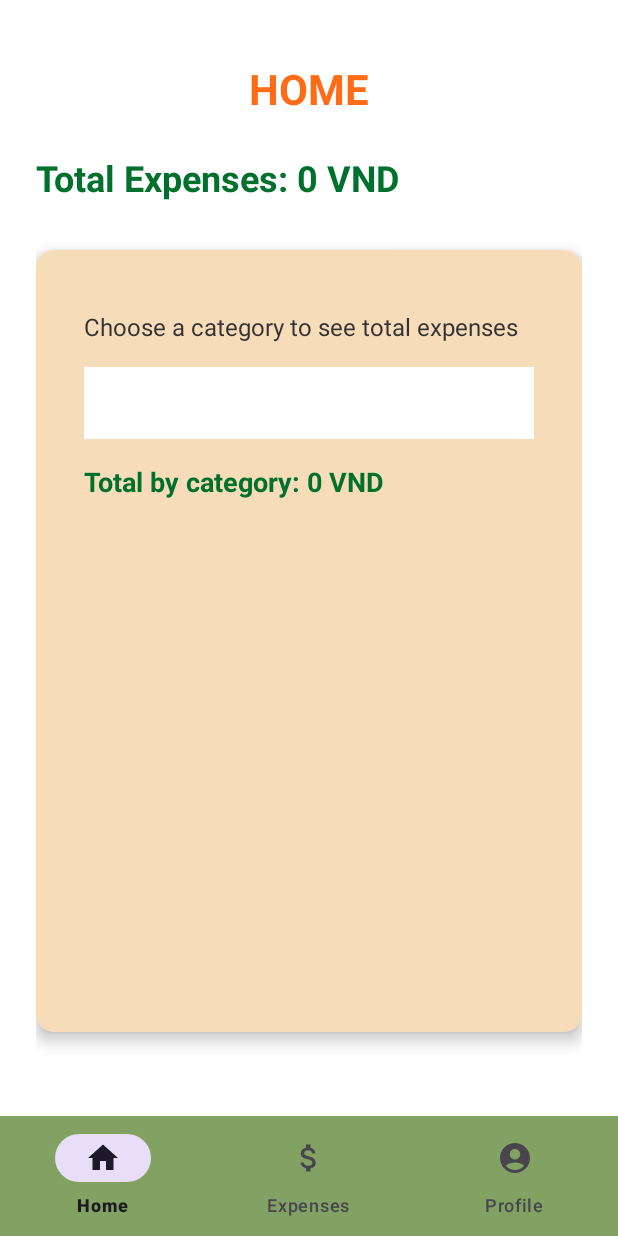
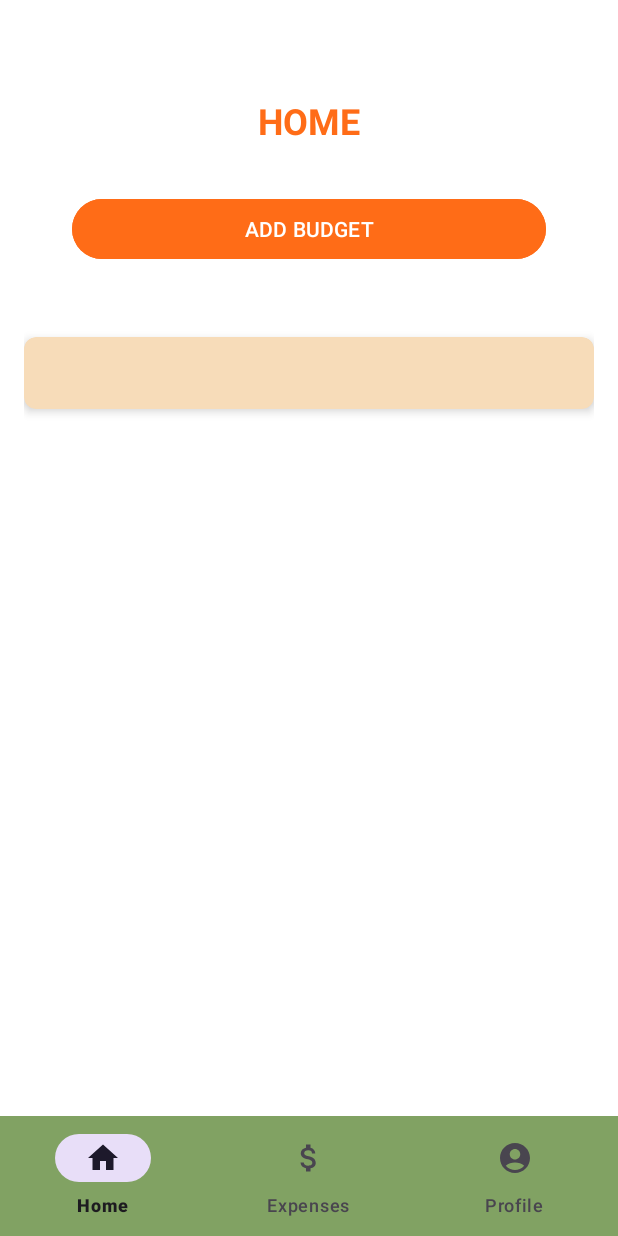
Before and after one commit to MLISEKAI/CampusExpenseApplication, an Android app: the Home screen opened directly, with no data from a screen before it, on a phone screen of 412 x 824 dp. Run offline under Robolectric (Android 15) with nearby library versions, the phone set to English and light mode, and no system bars.

Commit message:
Edit Home to Add Budget

```diff
--- a/app/src/main/java/com/nguyennam/campusexpense/ExpenseAdapter.java
+++ b/app/src/main/java/com/nguyennam/campusexpense/ExpenseAdapter.java
@@ -18,6 +18,7 @@ import android.widget.Toast;
 
 import androidx.core.content.ContextCompat;
 
+import com.nguyennam.campusexpense.Model.BudgetModel;
 import com.nguyennam.campusexpense.Model.ExpenseModel;
 import com.nguyennam.campusexpense.SqliteDB.Expense;
 
--- a/app/src/main/java/com/nguyennam/campusexpense/Home.java
+++ b/app/src/main/java/com/nguyennam/campusexpense/Home.java
@@ -1,31 +1,37 @@
 package com.nguyennam.campusexpense;
 
+import android.app.AlertDialog;
 import android.content.Context;
+import android.content.DialogInterface;
 import android.content.SharedPreferences;
 import android.os.Bundle;
 import android.view.LayoutInflater;
 import android.view.View;
 import android.view.ViewGroup;
-import android.widget.AdapterView;
-import android.widget.ArrayAdapter;
-import android.widget.Spinner;
+import android.widget.Button;
+import android.widget.EditText;
+import android.widget.ListView;
 import android.widget.TextView;
+import android.widget.Toast;
+
 import androidx.fragment.app.Fragment;
 
-import com.nguyennam.campusexpense.SqliteDB.Expense;
-import com.nguyennam.campusexpense.Model.ExpenseModel;
+import com.nguyennam.campusexpense.Model.BudgetModel;
+import com.nguyennam.campusexpense.SqliteDB.Budget;
 
-import java.text.NumberFormat;
-import java.util.ArrayList;
+import java.text.SimpleDateFormat;
+import java.util.Calendar;
 import java.util.List;
 import java.util.Locale;
 
-public class Home extends Fragment {
+public class Home extends Fragment implements BudgetAdapter.OnBudgetUpdatedListener {
 
-    private Expense dbHelper;
+    public Budget db;
     private int userId;
-    private TextView tvTotalByCategory;
-    private Spinner spinnerCategories;
+    public Button btnAddBudget;
+    private List<BudgetModel> budgetList;
+    private ListView lvBudgets;
+    private BudgetAdapter budgetAdapter;
 
    private TextView tvTotalExpenses;
 
@@ -34,70 +40,84 @@ public class Home extends Fragment {
                              Bundle savedInstanceState) {
         View view = inflater.inflate(R.layout.fragment_home, container, false);
 
-        dbHelper = new Expense(getContext(), null);
-        tvTotalByCategory = view.findViewById(R.id.tvTotalByCategory);
-        spinnerCategories = view.findViewById(R.id.spinnerCategories);
+        db = new Budget(getContext(), null);
 
-        tvTotalExpenses = view.findViewById(R.id.tvTotalExpenses);
 
         SharedPreferences sharedPreferences = getContext().getSharedPreferences("UserSession", Context.MODE_PRIVATE);
         userId = sharedPreferences.getInt("userId", -1);
 
-        updateCategories();
-        updateTotalExpenses();
+        btnAddBudget = view.findViewById(R.id.btnAddBudget);
+        lvBudgets = view.findViewById(R.id.lvBudgets);
 
+        btnAddBudget.setOnClickListener(new View.OnClickListener() {
+            @Override
+            public void onClick(View v) {
+                showAddBudgetDialog();
+            }
+        });
+
+        loadBudgets();
         return view;
     }
 
+    private void showAddBudgetDialog() {
+        AlertDialog.Builder builder = new AlertDialog.Builder(getContext());
+        builder.setTitle("Add Budget");
 
-    private void updateTotalExpenses() {
-        if (userId != -1) {
-            long total = dbHelper.getUserExpenseTotal(userId);
-            NumberFormat numberFormat = NumberFormat.getNumberInstance(Locale.getDefault());
-            String formattedAmount = numberFormat.format(total);
-            tvTotalExpenses.setText("Total expenses: " + formattedAmount + " VND");
-        }
+        LayoutInflater inflater = getLayoutInflater();
+        View dialogView = inflater.inflate(R.layout.dialog_add_budget, null);
+
+        builder.setView(dialogView);
+
+        final EditText etTitle = dialogView.findViewById(R.id.etTitleBudget);
+        final EditText etDescription = dialogView.findViewById(R.id.etDescriptionBudget);
+
+        Calendar calendar = Calendar.getInstance();
+
+        // Định dạng chỉ hiển thị ngày
+        SimpleDateFormat formatter = new SimpleDateFormat("dd/MM/yyyy", Locale.getDefault());
+
+
+        builder.setPositiveButton("Save", new DialogInterface.OnClickListener() {
+            @Override
+            public void onClick(DialogInterface dialog, int which) {
+                String title = etTitle.getText().toString().trim();
+                String description = etDescription.getText().toString().trim();
+
+                if ( title.isEmpty() || description.isEmpty() ) {
+                    Toast.makeText(getContext(), "Please fill all fields", Toast.LENGTH_SHORT).show();
+                    return;
+                }
+
+                long data = db.insert(title, description, userId);
+                if (data == -1) {
+                    Toast.makeText(getContext(), "Create failed", Toast.LENGTH_SHORT).show();
+                } else {
+                    Toast.makeText(getContext(), "Create success", Toast.LENGTH_SHORT).show();
+                }
+            }
+        });
+
+        builder.setNegativeButton("Cancel", null);
+
+        AlertDialog dialog = builder.create();
+        dialog.show();
     }
 
-    private void updateCategories() {
-        if (userId != -1) {
-            List<ExpenseModel> categories = dbHelper.getExpenseCategoryList(userId);
-            List<String> categoryNames = new ArrayList<>();
-            for (ExpenseModel category : categories) {
-                categoryNames.add(category.getCategory());
-            }
-
-            ArrayAdapter<String> adapter = new ArrayAdapter<>(getContext(), android.R.layout.simple_spinner_item, categoryNames);
-            adapter.setDropDownViewResource(android.R.layout.simple_spinner_dropdown_item);
-            spinnerCategories.setAdapter(adapter);
-
-            spinnerCategories.setOnItemSelectedListener(new AdapterView.OnItemSelectedListener() {
-                @Override
-                public void onItemSelected(AdapterView<?> parent, View view, int position, long id) {
-                    String selectedCategory = categoryNames.get(position);
-                    long total = dbHelper.getTotalExpenseByCategory(userId, selectedCategory);
-
-
-                    NumberFormat numberFormat = NumberFormat.getNumberInstance(Locale.getDefault());
-                    String formattedAmount = numberFormat.format(total);
-
-                    tvTotalByCategory.setText(selectedCategory + ": " + formattedAmount + " VND");
-                }
-
-                @Override
-                public void onNothingSelected(AdapterView<?> parent) {
-                    tvTotalByCategory.setText("Total by category: 0 VND");
-                }
-            });
-        }
-
+    private void loadBudgets() {
+        budgetList = db.getAllBudget(userId);
+        budgetAdapter = new BudgetAdapter(getContext(), budgetList,this); // Pass `this` to the adapter
+        lvBudgets.setAdapter(budgetAdapter);
     }
 
 
     @Override
     public void onResume() {
         super.onResume();
-        updateCategories();
-        updateTotalExpenses();
+    }
+
+    @Override
+    public void onBudgetUpdated() {
+        loadBudgets();
     }
 }
--- /dev/null
+++ b/app/src/main/java/com/nguyennam/campusexpense/SqliteDB/Budget.java
@@ -0,0 +1,106 @@
+package com.nguyennam.campusexpense.SqliteDB;
+
+import android.annotation.SuppressLint;
+import android.content.ContentValues;
+import android.content.Context;
+import android.database.Cursor;
+import android.database.sqlite.SQLiteDatabase;
+import android.database.sqlite.SQLiteOpenHelper;
+
+import androidx.annotation.Nullable;
+
+import com.nguyennam.campusexpense.Model.BudgetModel;
+
+import java.util.ArrayList;
+import java.util.List;
+
+public class Budget extends SQLiteOpenHelper {
+
+    private static final String NAME = "budget.db";
+    private static final int VERSION = 1;
+    public static final String TABLE_NAME = "expense";
+
+    public static final String ID = "id";
+    public static final String TITLE = "title";
+    public static final String DESCRIPTION = "description";
+    public static final String USER_CREATED_ID = "user_create_id";
+
+
+
+
+    public Budget(@Nullable Context context, @Nullable String name) {
+        super(context, NAME, null, VERSION);
+
+    }
+
+    @Override
+    public void onCreate(SQLiteDatabase db) {
+        String query = "CREATE TABLE " + TABLE_NAME + " (" +
+                ID + " INTEGER PRIMARY KEY AUTOINCREMENT, " +
+                TITLE + " TEXT, " +
+                DESCRIPTION + " TEXT, " +
+                USER_CREATED_ID + " INTEGER)";
+        db.execSQL(query);
+
+    }
+
+    @Override
+    public void onUpgrade(SQLiteDatabase db, int oldVersion, int newVersion) {
+        String query = "DROP TABLE IF EXISTS " + TABLE_NAME;
+        db.execSQL(query);
+        onCreate(db);
+
+    }
+
+    public long insert(String title, String description, int user_create_id) {
+        SQLiteDatabase db = getWritableDatabase();
+        // Insert if not exists
+        ContentValues values = new ContentValues();
+        values.put(TITLE, title);
+        values.put(DESCRIPTION, description);
+        values.put(USER_CREATED_ID, user_create_id);
+        return db.insert(TABLE_NAME, null, values);
+    }
+
+
+
+    public boolean delete(int id) {
+        SQLiteDatabase db = getWritableDatabase();
+        String whereClause = ID + " = ?";
+        String[] whereArgs = { String.valueOf(id) };
+        return db.delete(TABLE_NAME, whereClause, whereArgs) > 0;
+    }
+
+    public boolean update(int id, String title, String description, int user_create_id) {
+        SQLiteDatabase db = getWritableDatabase();
+        ContentValues values = new ContentValues();
+        values.put(TITLE, title);
+        values.put(DESCRIPTION, description);
+        values.put(USER_CREATED_ID, user_create_id);
+        String whereClause = ID + " = ?";
+        String[] whereArgs = { String.valueOf(id) };
+        return db.update(TABLE_NAME, values, whereClause, whereArgs) > 0;
+    }
+
+
+    @SuppressLint("Range")
+    public List<BudgetModel> getAllBudget(int userId) {
+        List<BudgetModel> budgets = new ArrayList<>();
+        SQLiteDatabase db = getReadableDatabase();
+        String query = "SELECT * FROM " + TABLE_NAME + " WHERE " + USER_CREATED_ID + " = ?";
+        Cursor cursor = db.rawQuery(query, new String[]{String.valueOf(userId)});
+
+        if (cursor.moveToFirst()) {
+            do {
+                BudgetModel budget = new BudgetModel();
+                budget.setId(cursor.getInt(cursor.getColumnIndex(ID)));
+                budget.setTitle(cursor.getString(cursor.getColumnIndex(TITLE)));
+                budget.setDescription(cursor.getString(cursor.getColumnIndex(DESCRIPTION)));
+                budget.setUserCreatedId(cursor.getInt(cursor.getColumnIndex(USER_CREATED_ID)));
+                budgets.add(budget);
+            } while (cursor.moveToNext());
+        }
+        cursor.close();
+        return budgets;
+    }
+}
--- a/app/src/main/res/layout/fragment_home.xml
+++ b/app/src/main/res/layout/fragment_home.xml
@@ -1,101 +1,80 @@
 <?xml version="1.0" encoding="utf-8"?>
-<FrameLayout xmlns:android="http://schemas.android.com/apk/res/android"
+<LinearLayout xmlns:android="http://schemas.android.com/apk/res/android"
     xmlns:app="http://schemas.android.com/apk/res-auto"
     xmlns:tools="http://schemas.android.com/tools"
     android:layout_width="match_parent"
     android:layout_height="match_parent"
+    android:orientation="vertical"
+    android:padding="16dp"
     android:background="#FFFFFF"
-    android:padding="16dp"
-    tools:context=".Home">
+    tools:context=".Expenses">
+
+    <androidx.cardview.widget.CardView
+        android:layout_width="match_parent"
+        android:layout_height="wrap_content"
+        android:layout_marginTop="16dp"
+        android:layout_marginBottom="16dp"
+        app:cardBackgroundColor="#FFFFFF"
+        app:cardElevation="0dp"
+        app:contentPadding="16dp">
 
         <LinearLayout
             android:layout_width="match_parent"
-        android:layout_height="match_parent"
+            android:layout_height="wrap_content"
             android:orientation="vertical"
-        android:gravity="center">
+            android:padding="16dp"
+            android:gravity="top">
+
+            <TextView
+                android:layout_width="match_parent"
+                android:layout_height="wrap_content"
+                android:text="HOME"
+                android:textSize="24sp"
+                android:textStyle="bold"
+                android:gravity="center"
+                android:textColor="#ff6c17"
+                android:layout_marginBottom="16dp"
+                />
+            <Button
+                android:layout_width="match_parent"
+                android:layout_height="wrap_content"
+                android:text="ADD BUDGET"
+                android:id="@+id/btnAddBudget"
+                android:layout_marginTop="16dp"
+                android:backgroundTint="#ff6c17"
+                />
+
+
+        </LinearLayout>
+
+
+    </androidx.cardview.widget.CardView>
 
     <androidx.cardview.widget.CardView
         android:layout_width="match_parent"
-            android:layout_height="match_parent"
-            android:layout_marginTop="16dp"
+        android:layout_height="wrap_content"
         android:layout_marginBottom="16dp"
-            app:cardElevation="0dp"
-            >
+        app:cardBackgroundColor="#F7DCB9"
+        app:cardCornerRadius="8dp"
+        app:cardElevation="4dp"
+        app:contentPadding="16dp">
 
         <LinearLayout
             android:layout_width="match_parent"
             android:layout_height="match_parent"
             android:orientation="vertical"
             android:padding="8dp">
-
-                <TextView
+            <!--Show list of expenses here-->
+            <ListView
+                android:id="@+id/lvBudgets"
                 android:layout_width="match_parent"
                 android:layout_height="wrap_content"
-                    android:text="HOME"
-                    android:textSize="28sp"
-                    android:textStyle="bold"
-                    android:gravity="center"
-                    android:textColor="#ff6c17"
-                    android:layout_marginBottom="24dp" />
 
-                <TextView
-                    android:layout_width="match_parent"
-                    android:layout_height="wrap_content"
-                    android:text="Total Expenses: 0 VND"
-                    android:textSize="24sp"
-                    android:textStyle="bold"
-                    android:id="@+id/tvTotalExpenses"
-                    android:layout_marginBottom="16dp"
-                    android:textColor="#00712D"/>
+                android:dividerHeight="10dp" />
 
-                <androidx.cardview.widget.CardView
-                    android:layout_width="match_parent"
-                    android:layout_height="match_parent"
-                    android:layout_marginTop="16dp"
-                    android:layout_marginBottom="16dp"
-                    app:cardBackgroundColor="#F7DCB9"
-                    app:cardCornerRadius="12dp"
-                    app:cardElevation="6dp"
-                    app:contentPadding="16dp">
-
-                    <LinearLayout
-                        android:layout_width="match_parent"
-                        android:layout_height="match_parent"
-                        android:orientation="vertical"
-                        android:padding="16dp">
-
-                        <TextView
-                            android:layout_width="match_parent"
-                            android:layout_height="wrap_content"
-                            android:text="Choose a category to see total expenses"
-                            android:textSize="16sp"
-                            android:layout_marginBottom="16dp"
-                            android:layout_marginTop="8dp"
-                            android:textColor="#333333"/>
-
-                        <Spinner
-                            android:id="@+id/spinnerCategories"
-                            android:layout_width="match_parent"
-                            android:layout_height="48dp"
-                            android:layout_marginBottom="16dp"
-                            android:background="#FFFFFF"
-                            android:padding="8dp" />
-
-
-                        <TextView
-                            android:layout_width="match_parent"
-                            android:layout_height="wrap_content"
-                            android:text="Total by category: 0 VND"
-                            android:textSize="18sp"
-                            android:textStyle="bold"
-                            android:id="@+id/tvTotalByCategory"
-                            android:textColor="#00712D"/>
         </LinearLayout>
 
     </androidx.cardview.widget.CardView>
 
-            </LinearLayout>
-        </androidx.cardview.widget.CardView>
 
 </LinearLayout>
-</FrameLayout>
```
Also changed, not shown: app/src/main/java/com/nguyennam/campusexpense/BudgetAdapter.java (added, +175 -0 lines), app/src/main/java/com/nguyennam/campusexpense/Model/BudgetModel.java (added, +47 -0 lines), app/src/main/res/layout/dialog_add_budget.xml (added, +41 -0 lines), app/src/main/res/layout/dialog_budget_details.xml (added, +53 -0 lines), app/src/main/res/layout/item_budget.xml (added, +26 -0 lines). Lines whose indentation alone changed are shown as unchanged.
